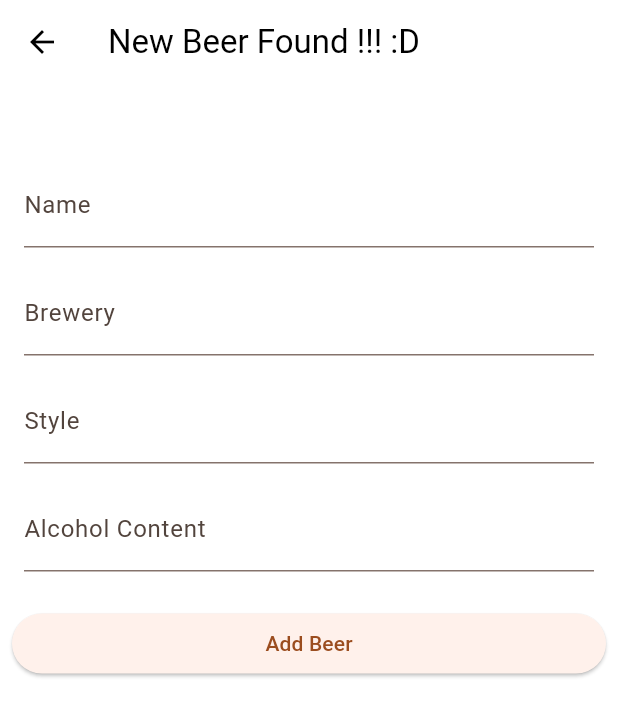
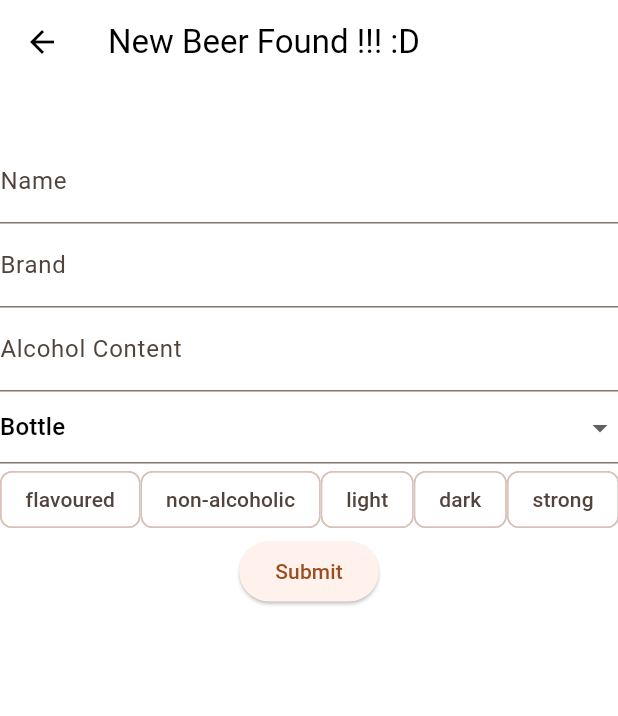
Before and after one commit to MRcoin2/piwo_app, a Flutter app: the AddBeerScreen screen opened directly with empty values, on a phone screen of 412 x 824 dp. Shown: the top 716 px of the screen. Run offline on Flutter 3.47's test engine with Material 2 defaults, Android fonts, the phone set to English and light mode, and no system bars; our stand-ins replace cloud_firestore, firebase_auth, firebase_core, flutter_svg; missing offline and left inert: mobile_scanner; accounts and stored records are empty; generated files the repository leaves out were written again.

```diff
--- a/lib/features/database_communication/add_beer_screen.dart
+++ b/lib/features/database_communication/add_beer_screen.dart
@@ -21,7 +21,7 @@ class _AddBeerScreenState extends State<AddBeerScreen> {
             padding: const EdgeInsets.all(8.0),
             child: Text(widget.barcodeId),
           ),
-            AddBeerForm(barcode: widget.barcodeId),
+            NewBeerForm(barcode: widget.barcodeId),
           ],
         ),
       ),
--- a/lib/features/database_communication/new_beer_form_widget.dart
+++ b/lib/features/database_communication/new_beer_form_widget.dart
@@ -1,144 +1,140 @@
-import 'package:cloud_firestore/cloud_firestore.dart';
 import 'package:firebase_auth/firebase_auth.dart';
 import 'package:flutter/material.dart';
-import 'package:untitled/features/home/home_screen.dart';
+import 'package:cloud_firestore/cloud_firestore.dart';
 
-class AddBeerForm extends StatefulWidget {
-  final String barcode;
+class NewBeerForm extends StatefulWidget {
+  late String barcode;
 
-  const AddBeerForm({Key? key, required this.barcode}) : super(key: key);
+  NewBeerForm({required this.barcode});
 
   @override
-  _AddBeerFormState createState() => _AddBeerFormState();
+  _NewBeerFormState createState() => _NewBeerFormState();
 }
 
-class _AddBeerFormState extends State<AddBeerForm> {
-  final _formKey = GlobalKey<FormState>();
-
+class _NewBeerFormState extends State<NewBeerForm> {
+  final GlobalKey<FormState> _formKey = GlobalKey<FormState>();
   final TextEditingController _nameController = TextEditingController();
-  final TextEditingController _breweryController = TextEditingController();
-  final TextEditingController _styleController = TextEditingController();
+  final TextEditingController _brandController = TextEditingController();
   final TextEditingController _alcoholContentController =
       TextEditingController();
 
-  void _submitForm() async {
-    try {
-      await FirebaseFirestore.instance
-          .collection('beers')
-          .doc(widget.barcode)
-          .set({
-        'name': _nameController.text,
-        'brewery': _breweryController.text,
-        'style': _styleController.text,
-        'alcohol_content': double.parse(_alcoholContentController.text),
-        'added_by': FirebaseAuth.instance.currentUser?.uid,
+  String _containerType = 'bottle';
+
+  final List<String> _categories = [
+    'flavoured',
+    'non-alcoholic',
+    'light',
+    'dark',
+    'strong'
+  ];
+  List<String> _selectedCategories = [];
+
+  Widget _buildCategoryChips() {
+    return SingleChildScrollView(
+      scrollDirection: Axis.horizontal,
+      child: Row(
+        children: _categories.map((category) {
+          return FilterChip(
+            label: Text(category),
+            selected: _selectedCategories.contains(category),
+            onSelected: (bool selected) {
+              setState(() {
+                if (selected) {
+                  _selectedCategories.add(category);
+                } else {
+                  _selectedCategories.removeWhere((String name) {
+                    return name == category;
                   });
-
-      ScaffoldMessenger.of(context).showSnackBar(
-        const SnackBar(content: Text('Beer added successfully')),
+                }
+              });
+            },
           );
-
-      _nameController.clear();
-      _breweryController.clear();
-      _styleController.clear();
-      _alcoholContentController.clear();
-
-      Navigator.popAndPushNamed(context, HomeScreen.routeName);
-    } catch (error) {
-      ScaffoldMessenger.of(context).showSnackBar(
-        SnackBar(content: Text('Error adding beer: $error')),
-      );
-    }
-  }
-
-  Widget _buildTextFormField(TextEditingController controller, String label,
-      String? Function(String?) validator,
-      {TextInputType keyboardType = TextInputType.text,
-      void Function()? onEditingComplete}) {
-    return Padding(
-      padding: const EdgeInsets.all(8.0),
-      child: TextFormField(
-        controller: controller,
-        decoration: InputDecoration(
-          labelText: label,
-        ),
-        keyboardType: keyboardType,
-        validator: validator,
-        onEditingComplete: onEditingComplete,
+        }).toList(),
       ),
     );
   }
 
   @override
   Widget build(BuildContext context) {
-    return Padding(
-      padding: const EdgeInsets.all(8.0),
-      child: Form(
+    return Form(
       key: _formKey,
       child: Column(
-          crossAxisAlignment: CrossAxisAlignment.stretch,
         children: [
-            _buildTextFormField(
-              _nameController,
-              'Name',
-              (value) {
+          TextFormField(
+            controller: _nameController,
+            decoration: InputDecoration(labelText: 'Name'),
+            validator: (value) {
               if (value!.isEmpty) {
                 return 'Please enter a name';
               }
               return null;
             },
           ),
-            _buildTextFormField(
-              _breweryController,
-              'Brewery',
-              (value) {
+          TextFormField(
+            controller: _brandController,
+            decoration: InputDecoration(labelText: 'Brand'),
+            validator: (value) {
               if (value!.isEmpty) {
-                  return 'Please enter a brewery';
+                return 'Please enter a brand';
               }
               return null;
             },
           ),
-            _buildTextFormField(
-              _styleController,
-              'Style',
-              (value) {
+          TextFormField(
+            controller: _alcoholContentController,
+            decoration: InputDecoration(labelText: 'Alcohol Content'),
+            keyboardType: TextInputType.numberWithOptions(decimal: true),
+            validator: (value) {
               if (value!.isEmpty) {
-                  return 'Please enter a style';
+                return 'Please enter an alcohol content';
               }
               return null;
             },
           ),
-            _buildTextFormField(
-              _alcoholContentController,
-              'Alcohol Content',
-              (value) {
-                if (value!.isEmpty) {
-                  return 'Please enter an alcohol content';
-                }
-                if (double.tryParse(value) == null) {
-                  return 'Please enter a valid number';
-                }
-                return null;
-              },
-              keyboardType: TextInputType.number,
-              onEditingComplete: () {
-                if (_formKey.currentState!.validate()) {
-                  _submitForm();
-                }
+          DropdownButtonFormField<String>(
+            value: _containerType,
+            items: [
+              DropdownMenuItem(child: Text('Bottle'), value: 'bottle'),
+              DropdownMenuItem(child: Text('Can'), value: 'can')
+            ],
+            onChanged: (String? newValue) {
+              setState(() {
+                this._containerType = newValue!;
+              });
             },
           ),
-            const SizedBox(height: 16.0),
+          _buildCategoryChips(),
           ElevatedButton(
-              onPressed: () {
-                if (_formKey.currentState!.validate()) {
-                  _submitForm();
-                }
-              },
-              child: const Text('Add Beer'),
-            ),
+            onPressed: _submitForm,
+            child: Text('Submit'),
+          )
         ],
-        ),
       ),
     );
   }
+
+  void _submitForm() async {
+    if (_formKey.currentState!.validate()) {
+      Map<String, String> barcodes = {};
+      barcodes[widget.barcode] = _containerType;
+
+      final User? user = FirebaseAuth.instance.currentUser;
+      final String uid = user!.uid;
+
+      await FirebaseFirestore.instance.collection('beers').add({
+        'added_by': uid,
+        'alcohol_content': double.parse(_alcoholContentController.text),
+        'approved': false,
+        'barcodes': barcodes,
+        'brand': _brandController.text,
+        'categories': _selectedCategories,
+        'description': '',
+        'hidden': false,
+        'name': _nameController.text,
+      });
+      _nameController.clear();
+      _brandController.clear();
+      _alcoholContentController.clear();
     }
+  }
+}
```
Also changed, not shown: lib/features/home/home_drawer.dart (added, +80 -0 lines), lib/features/home/home_screen.dart (+2 -67 lines), lib/features/settings/settings_screen.dart (added, +66 -0 lines), lib/features/database_communication/utils.dart (line endings or trailing spaces), lib/features/home/menu_tab.dart (line endings or trailing spaces). Lines whose indentation alone changed are shown as unchanged.
